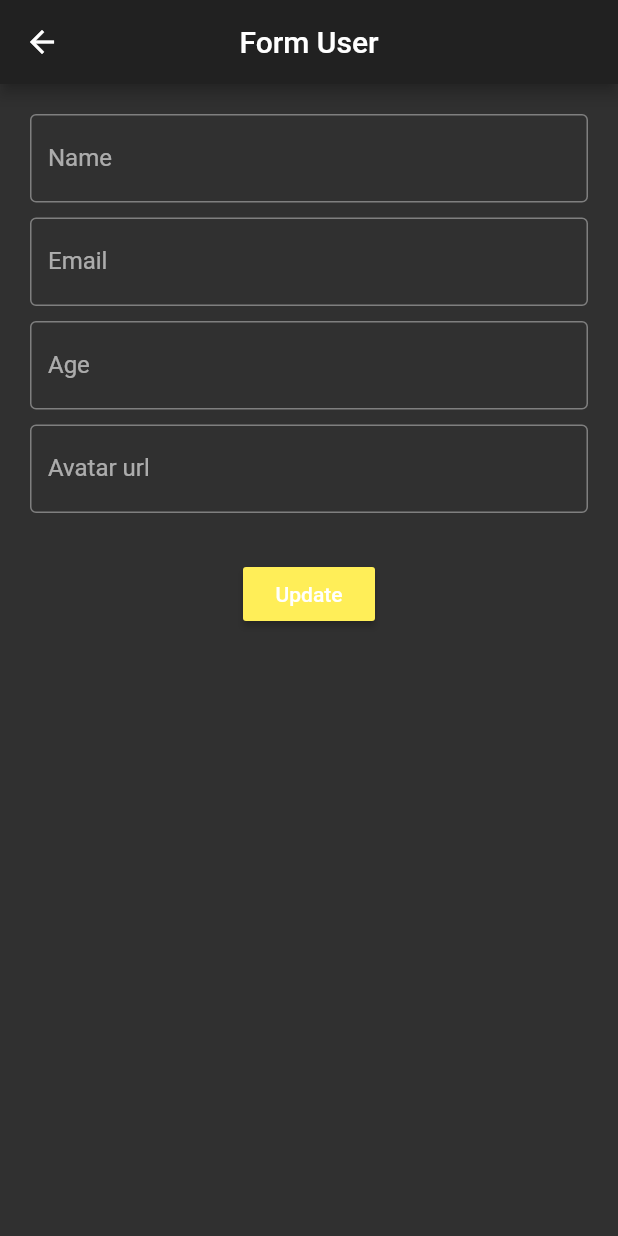
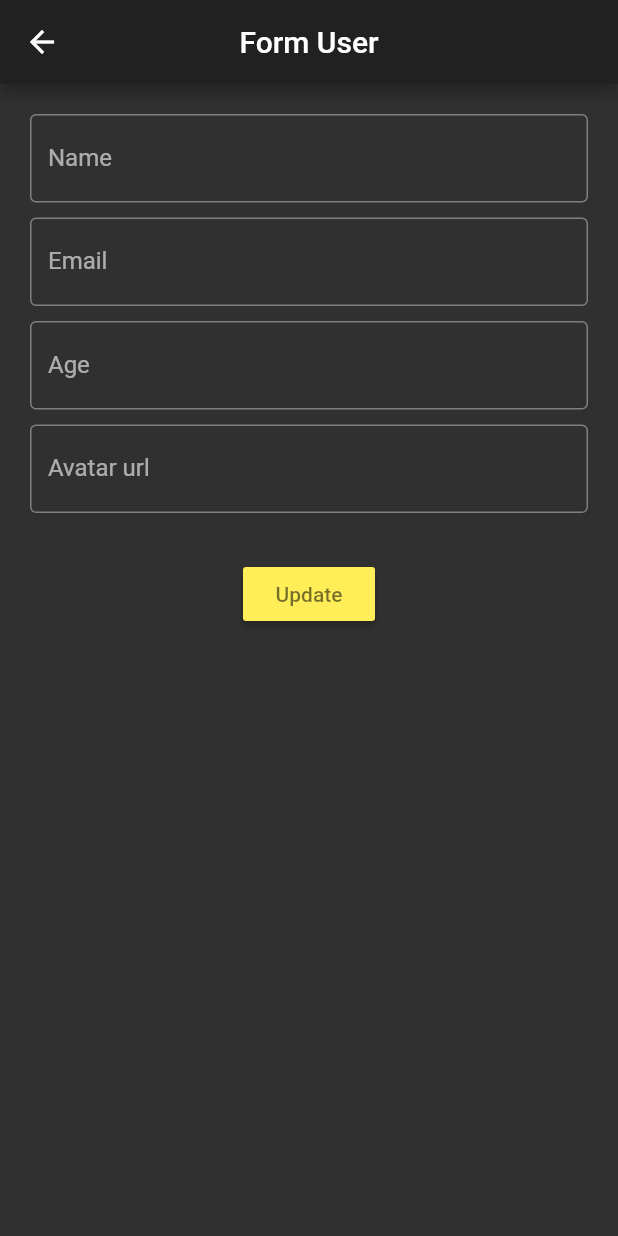
Before and after one commit to w1ll-dev/flutter_users_firebase, a Flutter app: the UserForm screen opened directly with empty values, on a phone screen of 412 x 824 dp. Run offline on Flutter 3.47's test engine with Material 2 defaults, Android fonts, the phone set to English and light mode, and no system bars; our stand-ins replace flutter_mobx, mobx; generated files the repository leaves out were written again; network calls fail.

```diff
--- a/lib/src/views/user_form.dart
+++ b/lib/src/views/user_form.dart
@@ -133,7 +133,7 @@ class UserForm extends StatelessWidget {
                           ),
                         },
                     },
-                    child: Text("Update"),
+                    child: Text("Update", style: TextStyle(color: Colors.black54),),
                     color: Colors.yellow[400],
                   ),
           ],
```
